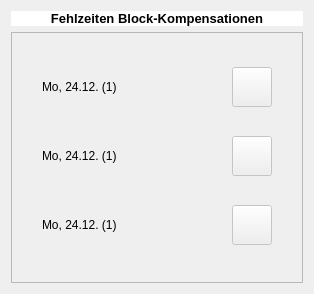
pyphil/Kursbuch, file BlockGui.ui: the form before one commit.
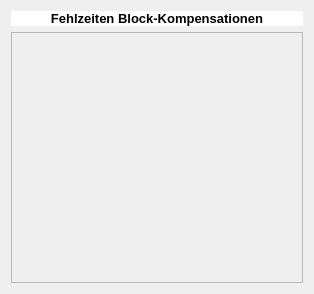
The form after the commit. Icons and pictures are not drawn.

Commit message: BlockGui und db

What changed in the file:
```diff
--- a/BlockGui.ui
+++ b/BlockGui.ui
@@ -74,108 +74,6 @@
        <property name="bottomMargin">
         <number>11</number>
        </property>
-       <item row="0" column="0">
-        <widget class="QLabel" name="label_33">
-         <property name="text">
-          <string>Mo, 24.12. (1)</string>
-         </property>
-         <property name="alignment">
-          <set>Qt::AlignLeading|Qt::AlignLeft|Qt::AlignVCenter</set>
-         </property>
-        </widget>
-       </item>
-       <item row="0" column="1">
-        <widget class="QPushButton" name="button1_8">
-         <property name="enabled">
-          <bool>false</bool>
-         </property>
-         <property name="sizePolicy">
-          <sizepolicy hsizetype="Fixed" vsizetype="Fixed">
-           <horstretch>0</horstretch>
-           <verstretch>0</verstretch>
-          </sizepolicy>
-         </property>
-         <property name="minimumSize">
-          <size>
-           <width>40</width>
-           <height>40</height>
-          </size>
-         </property>
-         <property name="maximumSize">
-          <size>
-           <width>40</width>
-           <height>40</height>
-          </size>
-         </property>
-         <property name="text">
-          <string/>
-         </property>
-        </widget>
-       </item>
-       <item row="1" column="0">
-        <widget class="QLabel" name="label_32">
-         <property name="text">
-          <string>Mo, 24.12. (1)</string>
-         </property>
-         <property name="alignment">
-          <set>Qt::AlignLeading|Qt::AlignLeft|Qt::AlignVCenter</set>
-         </property>
-        </widget>
-       </item>
-       <item row="1" column="1">
-        <widget class="QPushButton" name="button1_7">
-         <property name="enabled">
-          <bool>false</bool>
-         </property>
-         <property name="sizePolicy">
-          <sizepolicy hsizetype="Fixed" vsizetype="Fixed">
-           <horstretch>0</horstretch>
-           <verstretch>0</verstretch>
-          </sizepolicy>
-         </property>
-         <property name="minimumSize">
-          <size>
-           <width>40</width>
-           <height>40</height>
-          </size>
-         </property>
-         <property name="text">
-          <string/>
-         </property>
-        </widget>
-       </item>
-       <item row="2" column="0">
-        <widget class="QLabel" name="label_34">
-         <property name="text">
-          <string>Mo, 24.12. (1)</string>
-         </property>
-         <property name="alignment">
-          <set>Qt::AlignLeading|Qt::AlignLeft|Qt::AlignVCenter</set>
-         </property>
-        </widget>
-       </item>
-       <item row="2" column="1">
-        <widget class="QPushButton" name="button1_9">
-         <property name="enabled">
-          <bool>false</bool>
-         </property>
-         <property name="sizePolicy">
-          <sizepolicy hsizetype="Fixed" vsizetype="Fixed">
-           <horstretch>0</horstretch>
-           <verstretch>0</verstretch>
-          </sizepolicy>
-         </property>
-         <property name="minimumSize">
-          <size>
-           <width>40</width>
-           <height>40</height>
-          </size>
-         </property>
-         <property name="text">
-          <string/>
-         </property>
-        </widget>
-       </item>
       </layout>
      </widget>
     </widget>
```
Left out of the diff: 6 changed lines with no effect on the pictures. The commit also changes 4 other files.
